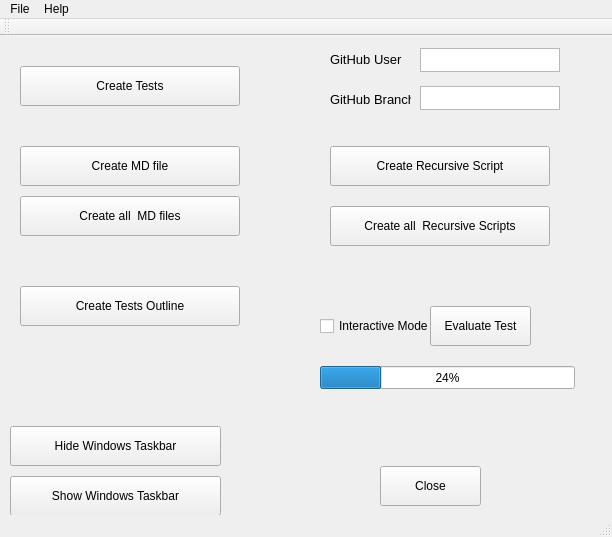
Qt form tools/auto-tester/src/ui/AutoTester.ui (vircadia/vircadia-native-core) before a commit.
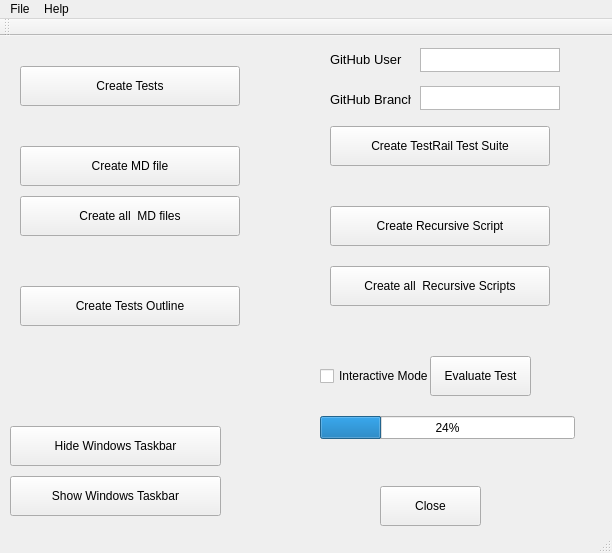
The same form after that commit.

Patch:
```diff
--- a/tools/auto-tester/src/ui/AutoTester.ui
+++ b/tools/auto-tester/src/ui/AutoTester.ui
@@ -7,7 +7,7 @@
     <x>0</x>
     <y>0</y>
     <width>612</width>
-    <height>537</height>
+    <height>553</height>
    </rect>
   </property>
   <property name="windowTitle">
@@ -18,7 +18,7 @@
     <property name="geometry">
      <rect>
       <x>380</x>
-      <y>430</y>
+      <y>450</y>
       <width>101</width>
       <height>40</height>
      </rect>
@@ -44,7 +44,7 @@
     <property name="geometry">
      <rect>
       <x>430</x>
-      <y>270</y>
+      <y>320</y>
       <width>101</width>
       <height>40</height>
      </rect>
@@ -57,7 +57,7 @@
     <property name="geometry">
      <rect>
       <x>330</x>
-      <y>110</y>
+      <y>170</y>
       <width>220</width>
       <height>40</height>
      </rect>
@@ -70,7 +70,7 @@
     <property name="geometry">
      <rect>
       <x>320</x>
-      <y>280</y>
+      <y>330</y>
       <width>131</width>
       <height>20</height>
      </rect>
@@ -86,7 +86,7 @@
     <property name="geometry">
      <rect>
       <x>320</x>
-      <y>330</y>
+      <y>380</y>
       <width>255</width>
       <height>23</height>
      </rect>
@@ -99,7 +99,7 @@
     <property name="geometry">
      <rect>
       <x>330</x>
-      <y>170</y>
+      <y>230</y>
       <width>220</width>
       <height>40</height>
      </rect>
@@ -229,6 +229,19 @@
      </rect>
     </property>
    </widget>
+   <widget class="QPushButton" name="createTestRailTestSuiteButton">
+    <property name="geometry">
+     <rect>
+      <x>330</x>
+      <y>90</y>
+      <width>220</width>
+      <height>40</height>
+     </rect>
+    </property>
+    <property name="text">
+     <string>Create TestRail Test Suite</string>
+    </property>
+   </widget>
   </widget>
   <widget class="QMenuBar" name="menuBar">
    <property name="geometry">
```
